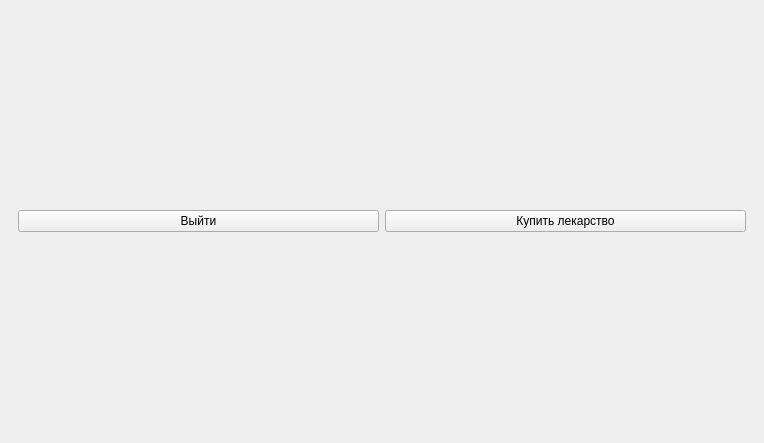
Old version of the form mainwindow.ui in the repository Toxicattack4up/AptekaService.
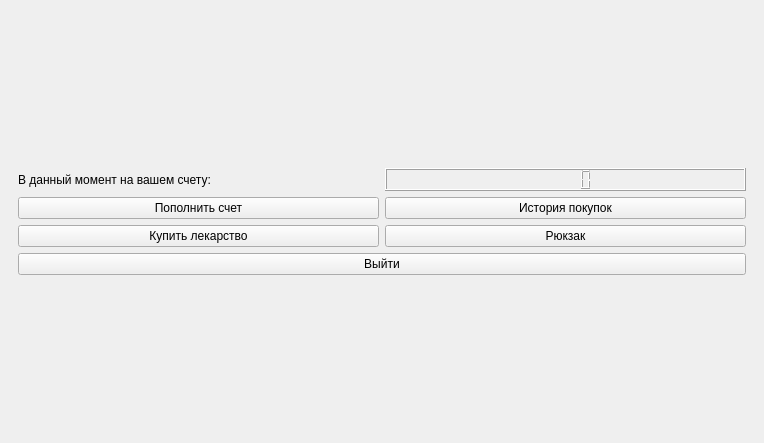
New version of the form. The open tabs and pages were chosen to show the change.

The edit to the form file:
```diff
--- a/mainwindow.ui
+++ b/mainwindow.ui
@@ -385,7 +385,35 @@
        <layout class="QGridLayout" name="gridLayout_15">
         <item row="0" column="0">
          <layout class="QGridLayout" name="Buyer_menu">
-          <item row="0" column="0">
+          <item row="2" column="1">
+           <widget class="QPushButton" name="backpack_button">
+            <property name="text">
+             <string>Рюкзак</string>
+            </property>
+           </widget>
+          </item>
+          <item row="1" column="1">
+           <widget class="QPushButton" name="history_button">
+            <property name="text">
+             <string>История покупок</string>
+            </property>
+           </widget>
+          </item>
+          <item row="2" column="0">
+           <widget class="QPushButton" name="buy_medicine_button">
+            <property name="text">
+             <string>Купить лекарство</string>
+            </property>
+           </widget>
+          </item>
+          <item row="1" column="0">
+           <widget class="QPushButton" name="deposit_button">
+            <property name="text">
+             <string>Пополнить счет</string>
+            </property>
+           </widget>
+          </item>
+          <item row="3" column="0" colspan="2">
            <widget class="QPushButton" name="back_to_menu_login_pushButton">
             <property name="text">
              <string>Выйти</string>
@@ -393,9 +421,19 @@
            </widget>
           </item>
           <item row="0" column="1">
-           <widget class="QPushButton" name="Buy_pharmacy_item_pushButton">
+           <widget class="QLCDNumber" name="money_lcd">
+            <property name="sizePolicy">
+             <sizepolicy hsizetype="Minimum" vsizetype="Maximum">
+              <horstretch>0</horstretch>
+              <verstretch>0</verstretch>
+             </sizepolicy>
+            </property>
+           </widget>
+          </item>
+          <item row="0" column="0">
+           <widget class="QLabel" name="money_label">
             <property name="text">
-             <string>Купить лекарство</string>
+             <string>В данный момент на вашем счету:</string>
             </property>
            </widget>
           </item>
```
Left out of the diff: 341 changed lines with no effect on the pictures.
